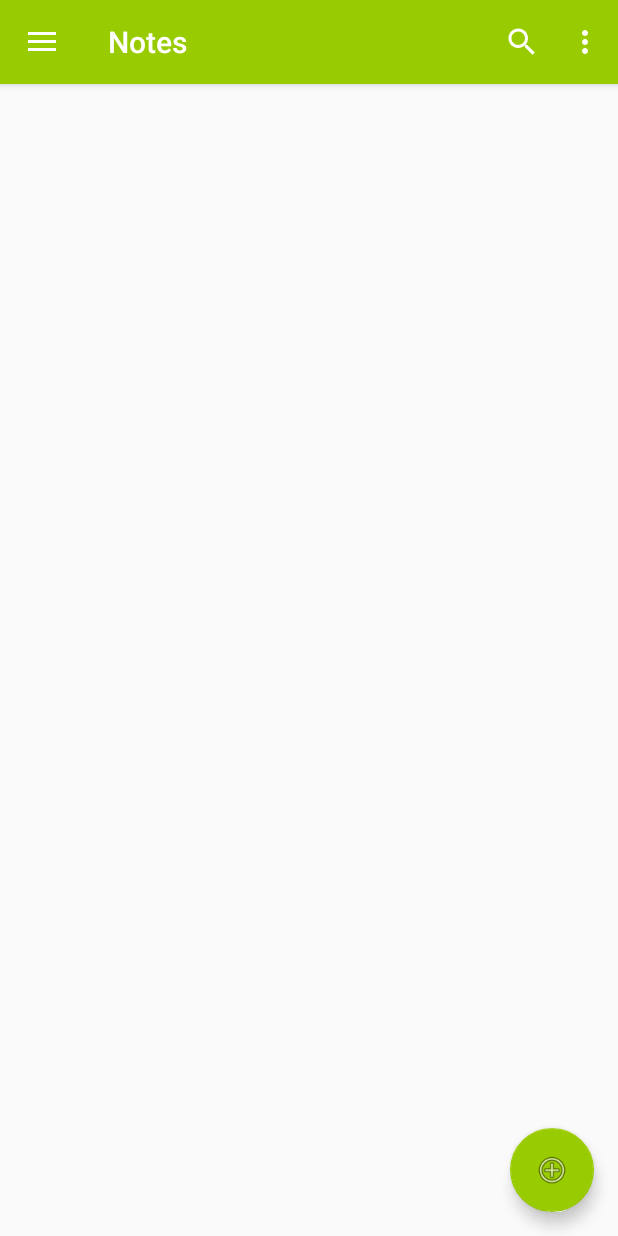
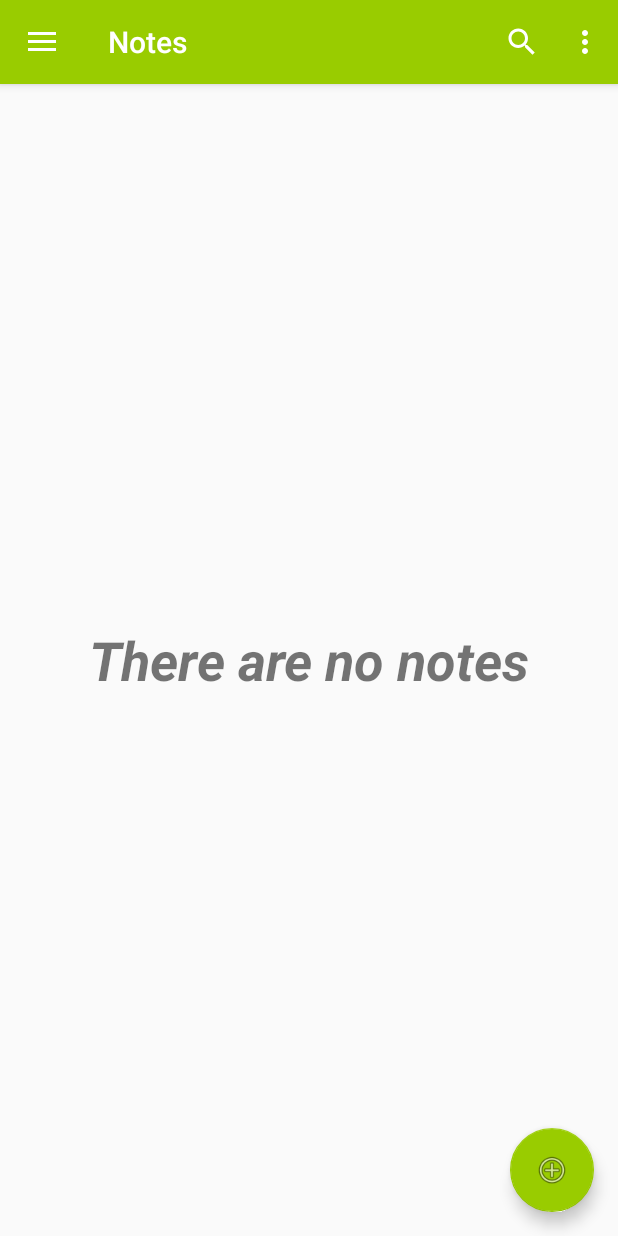
Before and after one commit to PashaJavaProgrammist/Notes, an Android app: the screen it shows after launch (MainActivity), on a phone screen of 412 x 824 dp. Run offline under Robolectric (Android 15) with nearby library versions, the phone set to English and light mode, and no system bars; libraries missing offline, so code that uses them is left out: com.raizlabs.android; 2 statements that could not run were skipped.

Commit message:
backgroung changes

```diff
--- a/app/src/main/java/com/dev/pavelharetskiy/notes_kotlin/fragments/NotesFragment.kt
+++ b/app/src/main/java/com/dev/pavelharetskiy/notes_kotlin/fragments/NotesFragment.kt
@@ -1,14 +1,15 @@
 package com.dev.pavelharetskiy.notes_kotlin.fragments
 
+import android.os.Bundle
 import android.support.v4.app.Fragment
 import android.support.v7.widget.LinearLayoutManager
-import com.dev.pavelharetskiy.notes_kotlin.adapters.NotesAdapter
-import android.os.Bundle
-import android.view.ViewGroup
 import android.view.LayoutInflater
 import android.view.View
+import android.view.ViewGroup
 import com.dev.pavelharetskiy.notes_kotlin.R
+import com.dev.pavelharetskiy.notes_kotlin.adapters.NotesAdapter
 import com.dev.pavelharetskiy.notes_kotlin.models.Note
+import kotlinx.android.synthetic.main.fragment_notes.*
 import kotlinx.android.synthetic.main.fragment_notes.view.*
 
 class NotesFragment : Fragment() {
@@ -32,6 +33,15 @@ class NotesFragment : Fragment() {
 
     fun updateNoteList(noteList: List<Note>) {
         this.noteList = noteList
+        isNotesOnScreen(noteList)
         notesAdapter?.setNoteList(noteList)
     }
+
+    private fun isNotesOnScreen(noteList: List<Note>) {
+        if (noteList.isEmpty()) {
+            no_notes.visibility = View.VISIBLE
+        } else {
+            no_notes.visibility = View.GONE
+        }
+    }
 }
--- a/app/src/main/res/layout/fragment_notes.xml
+++ b/app/src/main/res/layout/fragment_notes.xml
@@ -2,12 +2,26 @@
     xmlns:tools="http://schemas.android.com/tools"
     android:layout_width="match_parent"
     android:layout_height="match_parent"
-    tools:context="com.example.maria.notes.fragments.NotesFragment">
+    android:orientation="vertical"
+    tools:context=".fragments.NotesFragment">
+
+    <FrameLayout
+        android:id="@+id/no_notes"
+        android:layout_width="match_parent"
+        android:layout_height="match_parent">
+
+        <TextView
+            android:layout_width="wrap_content"
+            android:layout_height="wrap_content"
+            android:layout_gravity="center"
+            android:text="@string/no_notes"
+            android:textSize="36sp"
+            android:textStyle="bold|italic" />
+    </FrameLayout>
 
     <android.support.v7.widget.RecyclerView
         android:id="@+id/recyclerViewNotesFragment"
         android:layout_width="match_parent"
         android:layout_height="match_parent" />
 
-
 </LinearLayout>
--- a/app/src/main/res/values/strings.xml
+++ b/app/src/main/res/values/strings.xml
@@ -47,4 +47,5 @@
     <string name="title_not_empty">Title shouldn\'t be empty</string>
     <string name="note_is_changed">Note is changed</string>
     <string name="nothing">Nothing</string>
+    <string name="no_notes">There are no notes</string>
 </resources>
```
